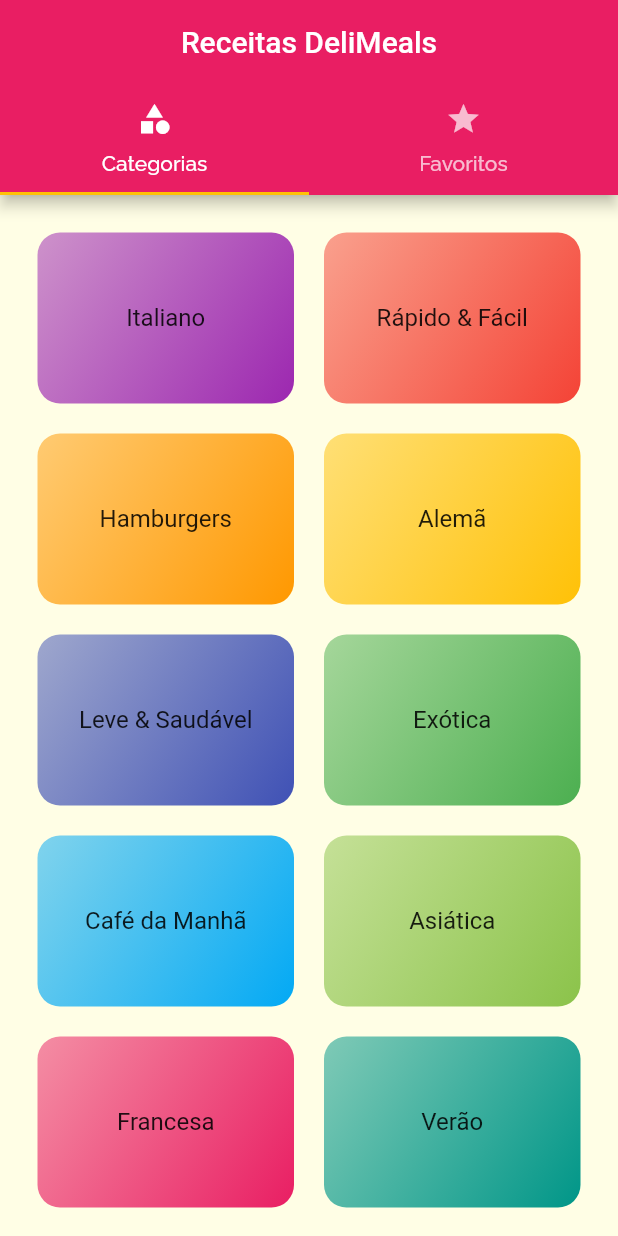
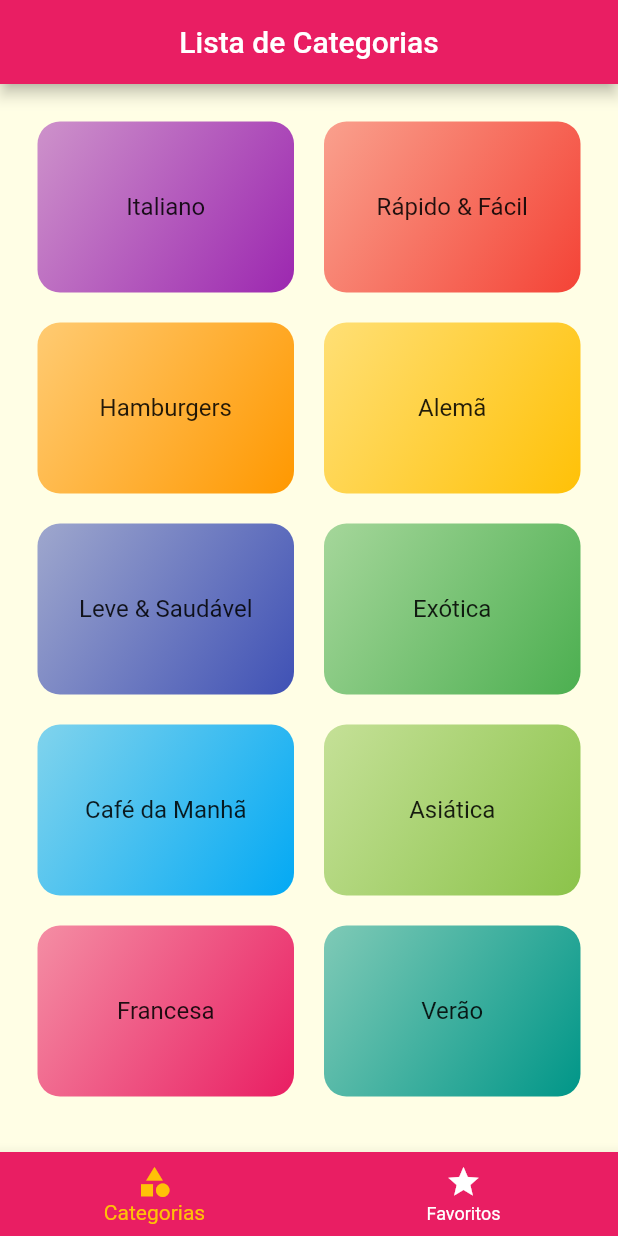
Before and after one commit to iagognunes/receitas_refeicoes, a Flutter app: the screen it shows after launch, on a phone screen of 412 x 824 dp. Run offline on Flutter 3.47's test engine with Material 2 defaults, Android fonts, the phone set to English and light mode, and no system bars.

Commit message:
Update aula 198 - TabBar Inferior

```diff
--- a/lib/main.dart
+++ b/lib/main.dart
@@ -1,6 +1,5 @@
 import 'package:flutter/material.dart';
 import 'package:receitas_refeicoes/screens/categories_meals_screen.dart';
-import 'package:receitas_refeicoes/screens/categories_screen.dart';
 import 'package:receitas_refeicoes/screens/meal_detail_screen.dart';
 import 'package:receitas_refeicoes/screens/tabs_screen.dart';
 import 'package:receitas_refeicoes/utils/app_routes.dart';
--- a/lib/screens/tabs_screen.dart
+++ b/lib/screens/tabs_screen.dart
@@ -2,33 +2,56 @@ import 'package:flutter/material.dart';
 import 'package:receitas_refeicoes/screens/categories_screen.dart';
 import 'package:receitas_refeicoes/screens/favorite_screen.dart';
 
-class TabsScreen extends StatelessWidget {
+class TabsScreen extends StatefulWidget {
   const TabsScreen({super.key});
 
   @override
+  State<TabsScreen> createState() => _TabsScreenState();
+}
+
+class _TabsScreenState extends State<TabsScreen> {
+  int selectedScreenIndex = 0;
+  final List<Map<String, Object>> screens = const [
+    {
+      'title': 'Lista de Categorias',
+      'screen': CategoriesScreen(),
+    },
+    {
+      'title': 'Meus Favoritos',
+      'screen': FavoriteScreen(),
+    }
+  ];
+
+  selectScreen(int index) {
+    setState(() {
+      selectedScreenIndex = index;
+    });
+  }
+
+  @override
   Widget build(BuildContext context) {
-    return DefaultTabController(
-      length: 2,
-      child: Scaffold(
+    return Scaffold(
       appBar: AppBar(
-          title: const Center(child: Text('Receitas DeliMeals')),
-          bottom: const TabBar(tabs: [
-            Tab(
+        title: Center(
+            child: Text(screens[selectedScreenIndex]['title'] as String)),
+      ),
+      body: screens[selectedScreenIndex]['screen'] as Widget,
+      bottomNavigationBar: BottomNavigationBar(
+        onTap: selectScreen,
+        backgroundColor: Theme.of(context).colorScheme.primary,
+        unselectedItemColor: Colors.white,
+        selectedItemColor: Theme.of(context).colorScheme.secondary,
+        currentIndex: selectedScreenIndex,
+        items: const [
+          BottomNavigationBarItem(
             icon: Icon(Icons.category),
-              text: 'Categorias',
+            label: 'Categorias',
           ),
-            Tab(
+          BottomNavigationBarItem(
             icon: Icon(Icons.star),
-              text: 'Favoritos',
+            label: 'Favoritos',
           ),
-          ]),
-        ),
-        body: const TabBarView(
-          children: [
-            CategoriesScreen(),
-            FavoriteScreen(),
         ],
-        ),
       ),
     );
   }
```
Also changed, not shown: lib/screens/categories_screen.dart (line endings or trailing spaces). Lines whose indentation alone changed are shown as unchanged.
